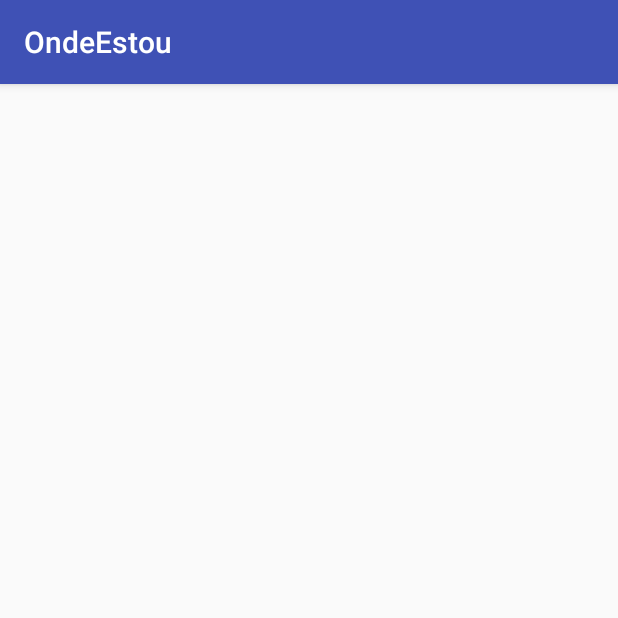
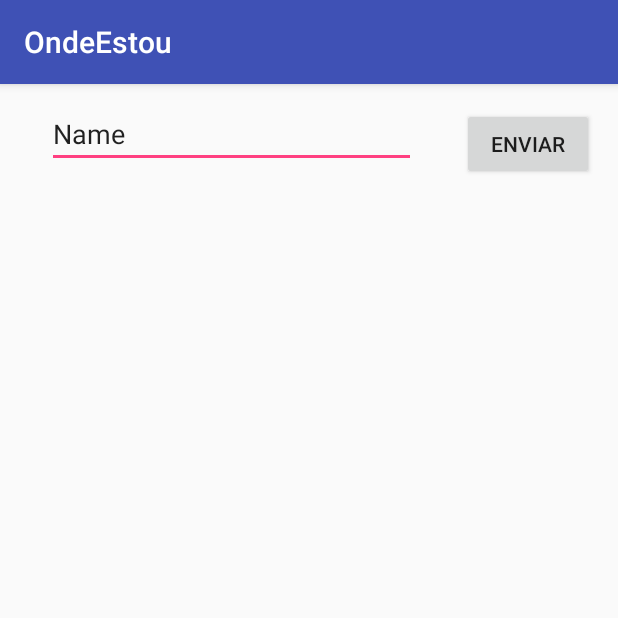
Before and after one commit to LucasHenriqueAbreu/appOndeEstou, an Android app: the screen it shows after launch (MainActivity), on a phone screen of 412 x 824 dp, the top half of it. Run offline under Robolectric (Android 15) with nearby library versions, the phone set to English and light mode, and no system bars.

```diff
--- /dev/null
+++ b/app/src/main/java/utfpr/edu/br/ondeestou/MainActivity.java
@@ -0,0 +1,151 @@
+package utfpr.edu.br.ondeestou;
+
+import android.Manifest;
+import android.content.Context;
+import android.content.DialogInterface;
+import android.content.Intent;
+import android.content.pm.PackageManager;
+import android.location.Location;
+import android.location.LocationListener;
+import android.location.LocationManager;
+import android.provider.Settings;
+import android.support.v4.app.ActivityCompat;
+import android.support.v7.app.AlertDialog;
+import android.support.v7.app.AppCompatActivity;
+import android.os.Bundle;
+import android.util.Log;
+import android.view.View;
+import android.widget.EditText;
+import android.widget.Toast;
+
+import java.util.List;
+import retrofit2.Call;
+import retrofit2.Callback;
+import retrofit2.Response;
+import retrofit2.Retrofit;
+import retrofit2.converter.gson.GsonConverterFactory;
+import utfpr.edu.br.ondeestou.model.Localizacao;
+import utfpr.edu.br.ondeestou.service.LocalizacaoService;
+
+public class MainActivity extends AppCompatActivity implements LocationListener {
+
+    public static final String EXTRA_MESSAGE = "utfpr.edu.br.MESSAGE";
+    private final String TAG = this.getClass().getSimpleName();
+    public LocalizacaoService locationService;
+
+    @Override
+    protected void onCreate(Bundle savedInstanceState) {
+        super.onCreate(savedInstanceState);
+        setContentView(R.layout.activity_main);
+
+        LocationManager lm = (LocationManager) getSystemService(Context.LOCATION_SERVICE);
+
+        Retrofit retrofit = new Retrofit.Builder()
+                .baseUrl("http://localhost:1337/")
+                .addConverterFactory(GsonConverterFactory.create())
+                .build();
+        this.locationService = retrofit.create(LocalizacaoService.class);
+
+        getAllLocalizacaos();
+
+        if (ActivityCompat.checkSelfPermission(this, Manifest.permission.ACCESS_FINE_LOCATION) != PackageManager.PERMISSION_GRANTED
+                && ActivityCompat.checkSelfPermission(this, Manifest.permission.ACCESS_COARSE_LOCATION) != PackageManager.PERMISSION_GRANTED) {
+            // TODO: Consider calling
+            return;
+        }
+
+        if ( ! lm.isProviderEnabled( LocationManager.NETWORK_PROVIDER ) ) {
+            showAlert();
+        }
+
+        lm.requestLocationUpdates(LocationManager.NETWORK_PROVIDER, 2000, 0, this);
+
+        ActivityCompat.requestPermissions( this,
+                new String[] { Manifest.permission.ACCESS_FINE_LOCATION }, 1 );
+    }
+
+    private void createLocalizacao(Localizacao newLocalizacao) {
+
+        Call<Localizacao> call = this.locationService.createLocalizacao(newLocalizacao);
+        call.enqueue(new Callback<Localizacao>() {
+            @Override
+            public void onResponse(Call<Localizacao> call, Response<Localizacao> response) {
+                //displayLocalizacao(response.body());
+                Log.e(TAG, response.body().toString());
+            }
+
+            @Override
+            public void onFailure(Call<Localizacao> call, Throwable t) {
+                Toast.makeText(getApplicationContext(), "Unable to create post" , Toast.LENGTH_LONG).show();
+                Log.e(TAG,t.toString());
+            }
+        });
+    }
+
+    private void getAllLocalizacaos() {
+        Call<List<Localizacao>> getAllLocalizacaosCall = this.locationService.getAllLocalizacoes();
+
+        getAllLocalizacaosCall.enqueue(new Callback<List<Localizacao>>() {
+            @Override
+            public void onResponse(Call<List<Localizacao>> call, Response<List<Localizacao>> response) {
+                //displayLocalizacao(response.body().get(0));
+                Log.e(TAG, response.body().get(0).toString());
+            }
+
+            @Override
+            public void onFailure(Call<List<Localizacao>> call, Throwable t) {
+                Log.e(TAG, "Error occured while fetching post.");
+            }
+        });
+    }
+
+    /**Chamada do botão sendMessage */
+    public void sendMessage(View view) {
+        Intent intent = new Intent(this, DisplayMessageActivity.class);
+        EditText editText = (EditText) findViewById(R.id.edtMsg);
+        String message = editText.getText().toString();
+        intent.putExtra(EXTRA_MESSAGE, message);
+        startActivity(intent);
+    }
+
+    public void showAlert() {
+        AlertDialog.Builder alerta = new AlertDialog.Builder( this );
+        alerta.setTitle( "Atenção" );
+        alerta.setMessage( "GPS não habilitado. Deseja Habilitar??" );
+        alerta.setCancelable( false );
+        alerta.setPositiveButton("OK", new DialogInterface.OnClickListener() {
+            @Override
+            public void onClick(DialogInterface dialog, int which) {
+                Intent i = new Intent( Settings.ACTION_LOCATION_SOURCE_SETTINGS );
+                startActivity( i );
+            }
+        } );
+        alerta.setNegativeButton( "Cancelar", null );
+        alerta.show();
+    }
+
+    @Override
+    public void onLocationChanged(Location location) {
+        Localizacao localizacao = new Localizacao();
+        localizacao.setDesc("Nada ainda");
+        localizacao.setLat(location.getLatitude());
+        localizacao.setLog(location.getLongitude());
+        localizacao.setAlt(location.getAltitude());
+        createLocalizacao(localizacao);
+    }
+
+    @Override
+    public void onStatusChanged(String provider, int status, Bundle extras) {
+
+    }
+
+    @Override
+    public void onProviderEnabled(String provider) {
+
+    }
+
+    @Override
+    public void onProviderDisabled(String provider) {
+
+    }
+}
--- /dev/null
+++ b/app/src/main/java/utfpr/edu/br/ondeestou/service/LocalizacaoService.java
@@ -0,0 +1,26 @@
+package utfpr.edu.br.ondeestou.service;
+
+
+import java.util.List;
+
+import retrofit2.Call;
+import retrofit2.http.Body;
+import retrofit2.http.GET;
+import retrofit2.http.POST;
+import retrofit2.http.Path;
+import utfpr.edu.br.ondeestou.model.Localizacao;
+
+/**
+ * Created by lucas.henrique on 24/10/2017.
+ */
+
+public interface LocalizacaoService {
+    @GET("/localizacao")
+    Call<List<Localizacao>> getAllLocalizacoes();
+
+    @GET("/localizacao/{id}")
+    Call<List<Localizacao>> getLocalizacaoById(@Path("id") int id);
+
+    @POST
+    Call<Localizacao> createLocalizacao(@Body Localizacao location);
+}
--- a/app/src/main/java/utfr/edu/br/ondeestou/MainActivity.java
+++ /dev/null
@@ -1,87 +0,0 @@
-package utfr.edu.br.ondeestou;
-
-import android.Manifest;
-import android.content.Context;
-import android.content.DialogInterface;
-import android.content.Intent;
-import android.content.pm.PackageManager;
-import android.location.Location;
-import android.location.LocationListener;
-import android.location.LocationManager;
-import android.provider.Settings;
-import android.support.v4.app.ActivityCompat;
-import android.support.v7.app.AlertDialog;
-import android.support.v7.app.AppCompatActivity;
-import android.os.Bundle;
-import android.util.Log;
-
-public class MainActivity extends AppCompatActivity implements LocationListener {
-
-    @Override
-    protected void onCreate(Bundle savedInstanceState) {
-        super.onCreate(savedInstanceState);
-        setContentView(R.layout.activity_main);
-
-
-        LocationManager lm = (LocationManager) getSystemService(Context.LOCATION_SERVICE);
-
-        if (ActivityCompat.checkSelfPermission(this, Manifest.permission.ACCESS_FINE_LOCATION) !=
-                PackageManager.PERMISSION_GRANTED &&
-                ActivityCompat.checkSelfPermission(this, Manifest.permission.ACCESS_COARSE_LOCATION) != PackageManager.PERMISSION_GRANTED) {
-
-            return;
-        }
-
-        if (!lm.isProviderEnabled(LocationManager.NETWORK_PROVIDER)) {
-
-            AlertDialog.Builder alerta = new AlertDialog.Builder(this);
-            alerta.setTitle("Atenção");
-            alerta.setMessage("GPS não habilitado. Deseja Habilitar??");
-            alerta.setCancelable(false);
-            alerta.setPositiveButton("OK", new DialogInterface.OnClickListener() {
-                @Override
-                public void onClick(DialogInterface dialog, int which) {
-                    Intent i = new Intent(Settings.ACTION_LOCATION_SOURCE_SETTINGS);
-                    startActivity(i);
-                }
-            });
-            alerta.setNegativeButton("Cancelar", null);
-            alerta.show();
-
-        }
-
-        lm.requestLocationUpdates(LocationManager.NETWORK_PROVIDER, 2000, 0, this);
-
-        ActivityCompat.requestPermissions(this,
-                new String[]{Manifest.permission.ACCESS_FINE_LOCATION}, 1);
-
-
-    }
-
-    @Override
-    public void onLocationChanged(Location location) {
-
-        double latitude = location.getLatitude();
-        double longitude = location.getLongitude();
-        double altitude = location.getAltitude();
-
-        Log.d("V", String.valueOf(latitude));
-        Log.d("V", String.valueOf(longitude));
-        Log.d("V", String.valueOf(altitude));
-    }
-
-    @Override
-    public void onStatusChanged(String provider, int status, Bundle extras) {
-
-    }
-
-    @Override
-    public void onProviderEnabled(String provider) {
-
-    }
-
-    @Override
-    public void onProviderDisabled(String provider) {
-
-    }
-}
--- a/app/src/main/res/layout/activity_main.xml
+++ b/app/src/main/res/layout/activity_main.xml
@@ -4,6 +4,56 @@
     xmlns:tools="http://schemas.android.com/tools"
     android:layout_width="match_parent"
     android:layout_height="match_parent"
-    tools:context="utfr.edu.br.ondeestou.MainActivity">
+    tools:context="utfpr.edu.br.ondeestou.MainActivity">
+
+    <EditText
+        android:id="@+id/edtMsg"
+        android:layout_width="246dp"
+        android:layout_height="40dp"
+        android:layout_marginEnd="16dp"
+        android:layout_marginLeft="16dp"
+        android:layout_marginRight="16dp"
+        android:layout_marginStart="16dp"
+        android:layout_marginTop="16dp"
+        android:ems="10"
+        android:inputType="textPersonName"
+        android:text="Name"
+        app:layout_constraintLeft_toLeftOf="parent"
+        app:layout_constraintRight_toLeftOf="@+id/button"
+        app:layout_constraintTop_toTopOf="parent" />
+
+    <Button
+        android:id="@+id/button"
+        android:layout_width="wrap_content"
+        android:layout_height="wrap_content"
+        android:layout_marginEnd="16dp"
+        android:layout_marginRight="16dp"
+        android:layout_marginTop="16dp"
+        android:elevation="3dp"
+        android:onClick="sendMessage"
+        android:text="Enviar"
+        app:layout_constraintRight_toRightOf="parent"
+        app:layout_constraintTop_toTopOf="parent" />
+
+    <SearchView
+        android:layout_width="0dp"
+        android:layout_height="0dp"
+        tools:layout_editor_absoluteX="16dp"
+        tools:layout_editor_absoluteY="16dp" />
+
+    <ListView
+        android:layout_width="353dp"
+        android:layout_height="423dp"
+        android:layout_marginBottom="16dp"
+        android:layout_marginLeft="16dp"
+        android:layout_marginRight="8dp"
+        app:layout_constraintBottom_toBottomOf="parent"
+        app:layout_constraintHorizontal_bias="0.0"
+        app:layout_constraintLeft_toLeftOf="parent"
+        app:layout_constraintRight_toRightOf="parent"
+        app:layout_constraintVertical_bias="1.0"
+        android:layout_marginTop="16dp"
+        app:layout_constraintTop_toBottomOf="@+id/edtMsg"
+        tools:layout_editor_absoluteY="72dp" />
 
 </android.support.constraint.ConstraintLayout>
```
Also changed, not shown: app/build.gradle (+7 -5 lines), app/src/main/AndroidManifest.xml (+11 -2 lines), app/src/main/java/utfpr/edu/br/ondeestou/DisplayMessageActivity.java (added, +23 -0 lines), app/src/main/java/utfpr/edu/br/ondeestou/model/Localizacao.java (added, +54 -0 lines), app/src/main/res/layout/activity_display_message.xml (added, +20 -0 lines), gradle/wrapper/gradle-wrapper.properties, 5 other files.
